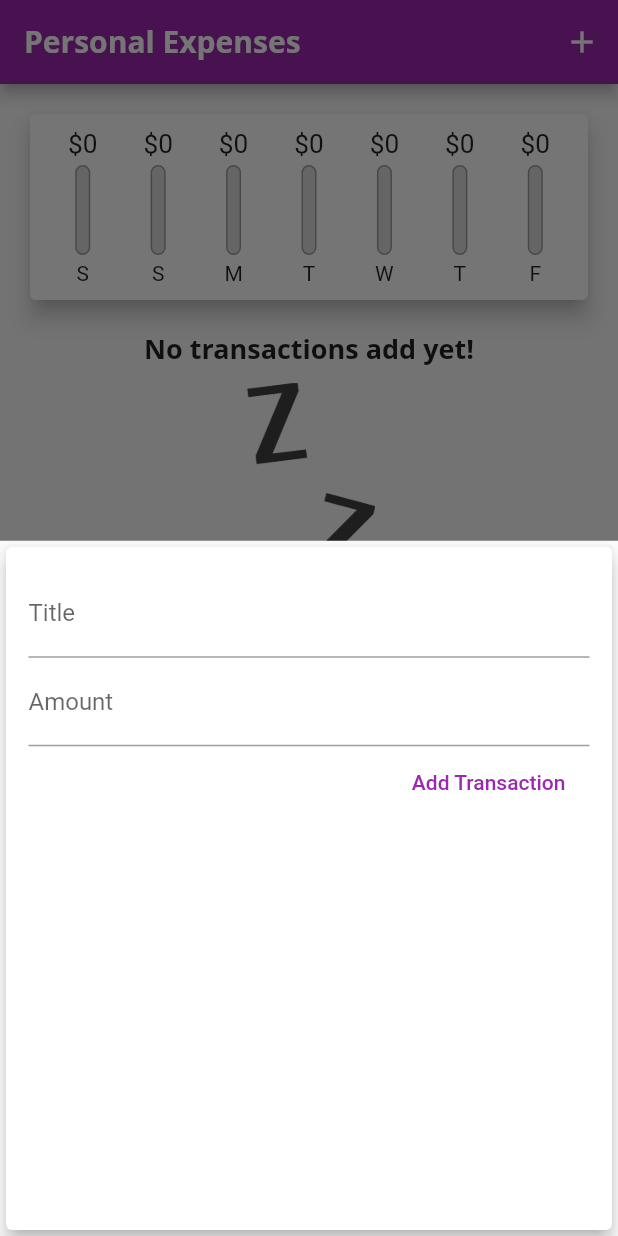
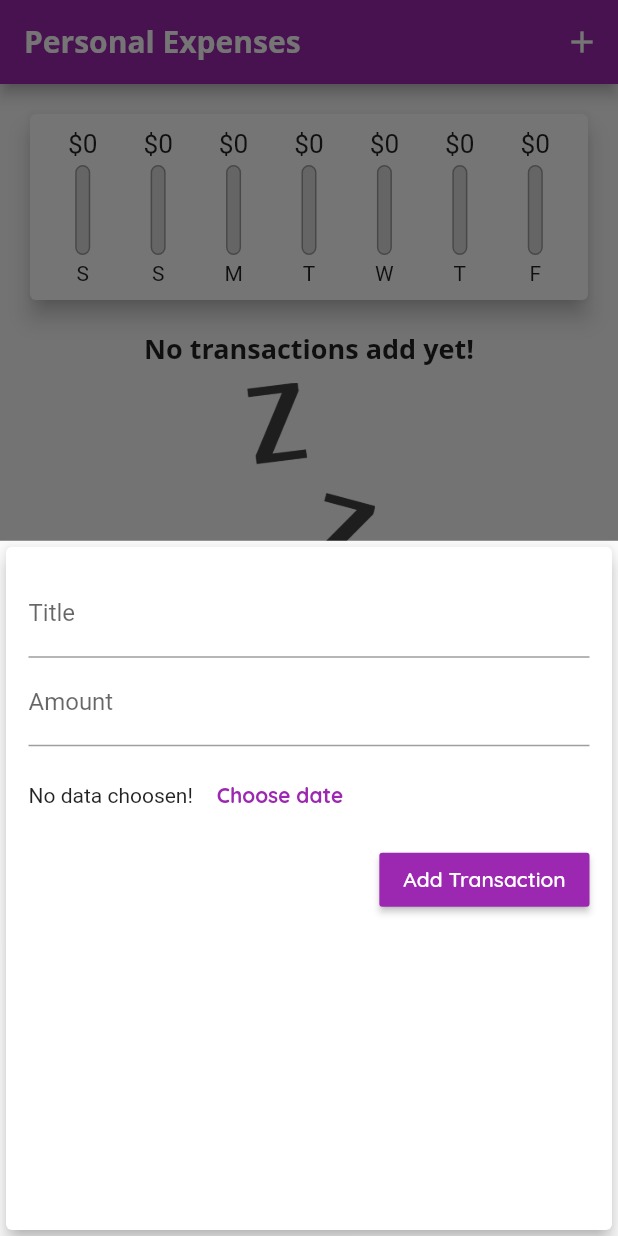
Before and after one commit to Rakesh-swain/Personal_Expenses_App, a Flutter app: the screen it shows after launch, after a tap on the "add" icon, on a phone screen of 412 x 824 dp. Run offline on Flutter 3.47's test engine with Material 2 defaults, Android fonts, the phone set to English and light mode, and no system bars; Roboto replaces fonts that are missing (Open Sans).

Commit message:
start with date selection

```diff
--- a/lib/main.dart
+++ b/lib/main.dart
@@ -21,6 +21,7 @@ class MyApp extends StatelessWidget {
                     fontFamily: 'Open Sans',
                     fontWeight: FontWeight.bold,
                     fontSize: 18),
+                button: const TextStyle(color: Colors.white),
               ),
           appBarTheme: AppBarTheme(
             textTheme: ThemeData.light().textTheme.copyWith(
--- a/lib/widgets/new_transaction.dart
+++ b/lib/widgets/new_transaction.dart
@@ -45,9 +45,27 @@ class _NewTransactionState extends State<NewTransaction> {
             keyboardType: TextInputType.number,
             onSubmitted: (_) => submitData(),
           ),
-          FlatButton(
+          // ignore: prefer_const_literals_to_create_immutables
+          Container(
+            height: 65,
+            child: Row(
+              children: [
+                const Text('No data choosen!'),
+                FlatButton(
+                  textColor: Theme.of(context).primaryColor,
+                  child: const Text(
+                    'Choose date',
+                    style: TextStyle(fontWeight: FontWeight.bold),
+                  ),
+                  onPressed: () {},
+                ),
+              ],
+            ),
+          ),
+          RaisedButton(
             child: const Text('Add Transaction'),
-            textColor: Colors.purple,
+            textColor: Theme.of(context).textTheme.button?.color,
+            color: Theme.of(context).primaryColor,
             onPressed: () => submitData(),
           ),
         ]),
```
